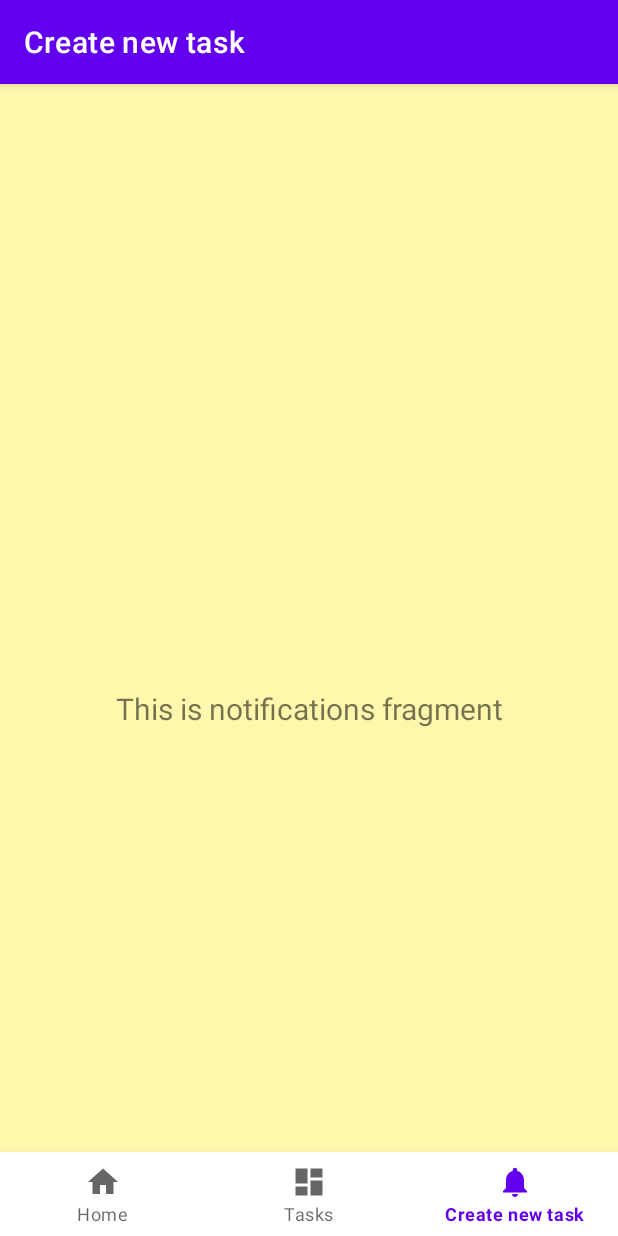
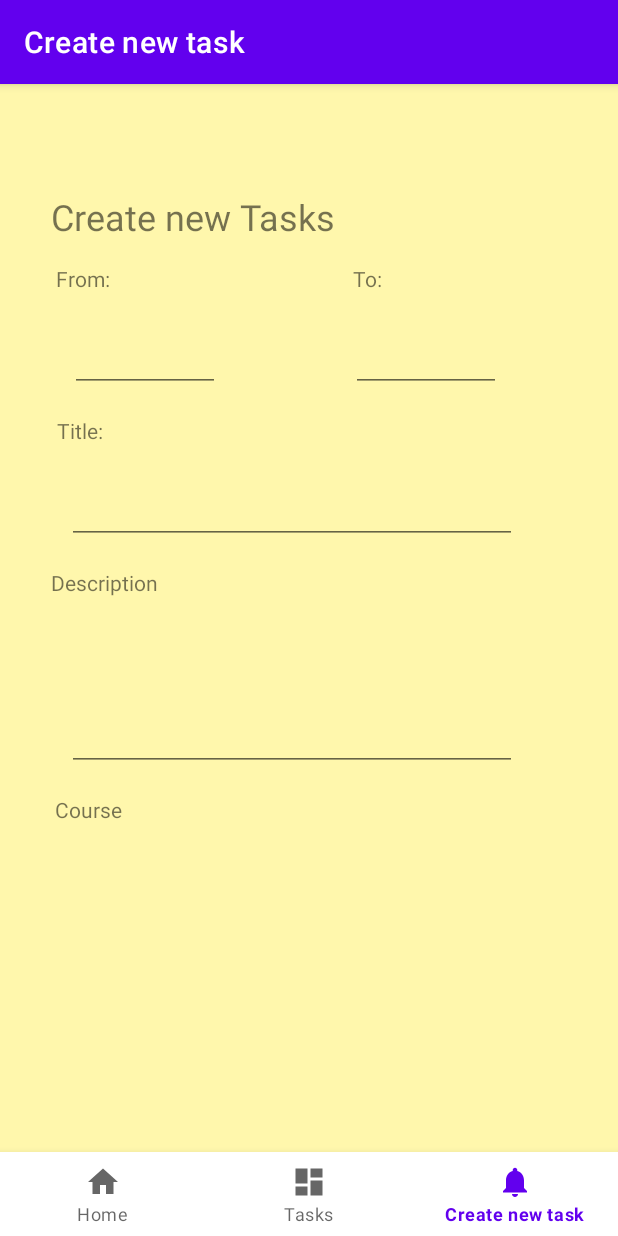
Before and after one commit to BrianTsangCa/Group6_SchoolKit, an Android app: the NotificationsFragment screen opened through its navigation route, on a phone screen of 412 x 824 dp. Run offline under Robolectric (Android 15) with nearby library versions, the phone set to English and light mode, and no system bars; our stand-ins replace navigation-ui; 2 statements that could not run were skipped.

Commit message:
create new tasks layout amendment

```diff
--- a/app/src/main/res/layout/fragment_notifications.xml
+++ b/app/src/main/res/layout/fragment_notifications.xml
@@ -2,21 +2,130 @@
 <androidx.constraintlayout.widget.ConstraintLayout xmlns:android="http://schemas.android.com/apk/res/android"
     xmlns:app="http://schemas.android.com/apk/res-auto"
     xmlns:tools="http://schemas.android.com/tools"
+    android:id="@+id/from_create"
     android:layout_width="match_parent"
     android:layout_height="match_parent"
+    android:background="#FFF7AC"
     tools:context=".ui.notifications.NotificationsFragment">
 
     <TextView
-        android:id="@+id/text_notifications"
-        android:layout_width="match_parent"
-        android:layout_height="wrap_content"
-        android:layout_marginStart="8dp"
-        android:layout_marginTop="8dp"
-        android:layout_marginEnd="8dp"
+        android:id="@+id/title_create"
+        android:layout_width="196dp"
+        android:layout_height="32dp"
+        android:layout_marginTop="16dp"
+        android:text="@string/title_create"
         android:textAlignment="center"
-        android:textSize="20sp"
-        app:layout_constraintBottom_toBottomOf="parent"
+        android:textSize="24sp"
         app:layout_constraintEnd_toEndOf="parent"
+        app:layout_constraintHorizontal_bias="0.14"
         app:layout_constraintStart_toStartOf="parent"
         app:layout_constraintTop_toTopOf="parent" />
+
+    <TextView
+        android:id="@+id/from_create_new_tasks"
+        android:layout_width="wrap_content"
+        android:layout_height="wrap_content"
+        android:layout_marginTop="16dp"
+        android:text="From:"
+        app:layout_constraintEnd_toEndOf="parent"
+        app:layout_constraintHorizontal_bias="0.1"
+        app:layout_constraintStart_toStartOf="parent"
+        app:layout_constraintTop_toBottomOf="@+id/title_create" />
+
+    <TextView
+        android:id="@+id/to_create_new_tasks"
+        android:layout_width="wrap_content"
+        android:layout_height="wrap_content"
+        android:layout_marginTop="16dp"
+        android:text="To:"
+        app:layout_constraintEnd_toEndOf="parent"
+        app:layout_constraintHorizontal_bias="0.6"
+        app:layout_constraintStart_toStartOf="parent"
+        app:layout_constraintTop_toBottomOf="@+id/title_create" />
+
+    <EditText
+        android:id="@+id/from_time_create_new_tasks"
+        android:layout_width="100dp"
+        android:layout_height="50dp"
+        android:layout_marginTop="16dp"
+        android:ems="10"
+        android:inputType="time"
+        app:layout_constraintEnd_toEndOf="parent"
+        app:layout_constraintHorizontal_bias="0.15"
+        app:layout_constraintStart_toStartOf="parent"
+        app:layout_constraintTop_toBottomOf="@+id/from_create_new_tasks" />
+
+    <EditText
+        android:id="@+id/to_time_create_new_tasks"
+        android:layout_width="100dp"
+        android:layout_height="50dp"
+        android:layout_marginTop="16dp"
+        android:ems="10"
+        android:inputType="time"
+        app:layout_constraintEnd_toEndOf="parent"
+        app:layout_constraintHorizontal_bias="0.75"
+        app:layout_constraintStart_toStartOf="parent"
+        app:layout_constraintTop_toBottomOf="@+id/to_create_new_tasks" />
+
+    <TextView
+        android:id="@+id/title_create_new_tasks"
+        android:layout_width="wrap_content"
+        android:layout_height="wrap_content"
+        android:layout_marginTop="16dp"
+        android:text="Title:"
+        app:layout_constraintEnd_toEndOf="parent"
+        app:layout_constraintHorizontal_bias="0.1"
+        app:layout_constraintStart_toStartOf="parent"
+        app:layout_constraintTop_toBottomOf="@+id/from_time_create_new_tasks" />
+
+    <EditText
+        android:id="@+id/titlebox_create_new_tasks"
+        android:layout_width="300dp"
+        android:layout_height="50dp"
+        android:layout_marginTop="16dp"
+        android:ems="10"
+        android:inputType="textPersonName"
+        app:layout_constraintEnd_toEndOf="parent"
+        app:layout_constraintHorizontal_bias="0.4"
+        app:layout_constraintStart_toStartOf="parent"
+        app:layout_constraintTop_toBottomOf="@+id/title_create_new_tasks" />
+
+    <TextView
+        android:id="@+id/Description_create_new_tasks"
+        android:layout_width="wrap_content"
+        android:layout_height="wrap_content"
+        android:layout_marginTop="16dp"
+        android:text="Description"
+        app:layout_constraintEnd_toEndOf="parent"
+        app:layout_constraintHorizontal_bias="0.1"
+        app:layout_constraintStart_toStartOf="parent"
+        app:layout_constraintTop_toBottomOf="@+id/titlebox_create_new_tasks" />
+
+    <ListView
+        android:layout_width="match_parent"
+        android:layout_height="match_parent" />
+
+    <EditText
+        android:id="@+id/DescriptionBox_create_new_tasks"
+        android:layout_width="300dp"
+        android:layout_height="100dp"
+        android:layout_marginTop="16dp"
+        android:ems="10"
+        android:inputType="textPersonName"
+        app:layout_constraintEnd_toEndOf="parent"
+        app:layout_constraintHorizontal_bias="0.4"
+        app:layout_constraintStart_toStartOf="parent"
+        app:layout_constraintTop_toBottomOf="@+id/Description_create_new_tasks" />
+
+    <TextView
+        android:id="@+id/course_create_new_tasks"
+        android:layout_width="wrap_content"
+        android:layout_height="wrap_content"
+        android:layout_marginTop="16dp"
+        android:text="Course"
+        app:layout_constraintEnd_toEndOf="parent"
+        app:layout_constraintHorizontal_bias="0.1"
+        app:layout_constraintStart_toStartOf="parent"
+        app:layout_constraintTop_toBottomOf="@+id/DescriptionBox_create_new_tasks" />
+
 </androidx.constraintlayout.widget.ConstraintLayout>
--- a/app/src/main/res/values/strings.xml
+++ b/app/src/main/res/values/strings.xml
@@ -8,4 +8,5 @@
     <string name="btncompleted">Completed</string>
     <string name="cardTextTaskTitle">Please insert title here</string>
     <string name="txtTaskTitle">Task\'s title</string>
+    <string name="title_create">Create new Tasks</string>
 </resources>
```
